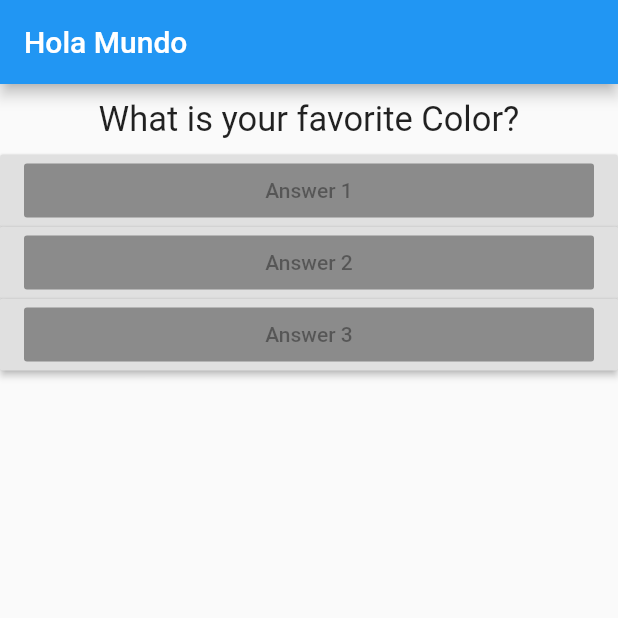
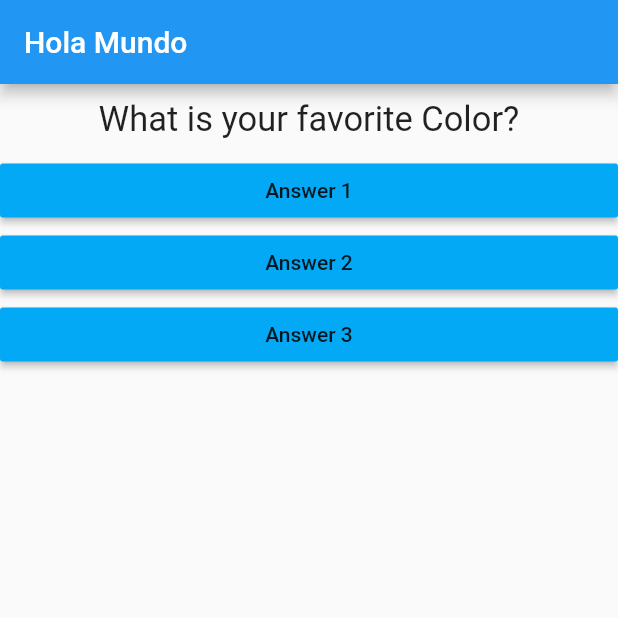
Before and after one commit to jarg021/Flutter, a Flutter app: the screen it shows after launch, on a phone screen of 412 x 824 dp, the top half of it. Run offline on Flutter 3.47's test engine with Material 2 defaults, Android fonts, the phone set to English and light mode, and no system bars.

Commit message:
Add elevate status

```diff
--- a/lib/answer.dart
+++ b/lib/answer.dart
@@ -2,7 +2,8 @@ import 'package:flutter/material.dart';
 
 class Answer extends StatelessWidget {
   var _text;
-  Answer(text){
+  final Function selectHandler;
+  Answer(this.selectHandler,text){
     _text=text;
   }
   @override
@@ -12,7 +13,7 @@ class Answer extends StatelessWidget {
       child: RaisedButton(
         child: Text(_text),
         color: Colors.lightBlue,
-        onPressed: null,
+        onPressed: selectHandler,
       ),
     );
   }
--- a/lib/main.dart
+++ b/lib/main.dart
@@ -37,12 +37,9 @@ class _MyappState extends State<MyApp> {
         ),
         body: Column(children: [
           Questions(_questions[indexQuestion]),
-          RaisedButton(child: Answer("Answer 1"), onPressed: _answerQuetion),
-          RaisedButton(child: Answer("Answer 2"), onPressed: _answerQuetion),
-          RaisedButton(
-            child: Answer("Answer 3"),
-            onPressed: (_answerQuetion),
-          ),
+          Answer(_answerQuetion,"Answer 1"),
+          Answer(_answerQuetion,"Answer 2"),
+          Answer(_answerQuetion,"Answer 3"),
         ]),
       ),
     );
```
